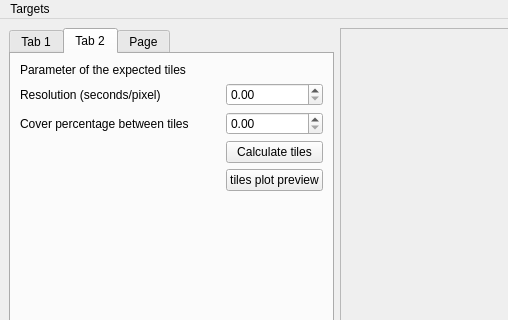
This is main.ui in prascle/VAT_class as Qt 5 draws it before an edit; both pictures show x 0 to 508 and y 0 to 320 of the 1202 by 795 pixel window. The edited form follows.
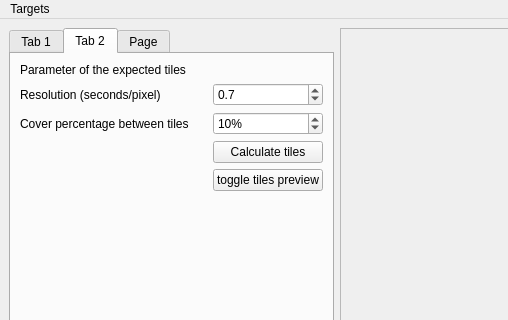
This is the edited form. The open tabs and pages were chosen to show the change.

Commit message: test plot with a file dialog

Patch:
```diff
--- a/main.ui
+++ b/main.ui
@@ -187,9 +187,6 @@
         </item>
         <item row="1" column="0">
          <layout class="QGridLayout" name="gridLayout_7">
-          <item row="1" column="1">
-           <widget class="QDoubleSpinBox" name="dsb_percentCoverage"/>
-          </item>
           <item row="2" column="1">
            <widget class="QPushButton" name="pb_calculateTiles">
             <property name="text">
@@ -198,7 +195,26 @@
            </widget>
           </item>
           <item row="0" column="1">
-           <widget class="QDoubleSpinBox" name="dsb_resolution"/>
+           <widget class="QDoubleSpinBox" name="dsb_resolution">
+            <property name="toolTip">
+             <string>resolution in second par pixel</string>
+            </property>
+            <property name="decimals">
+             <number>1</number>
+            </property>
+            <property name="minimum">
+             <double>0.500000000000000</double>
+            </property>
+            <property name="maximum">
+             <double>60.000000000000000</double>
+            </property>
+            <property name="singleStep">
+             <double>0.100000000000000</double>
+            </property>
+            <property name="value">
+             <double>0.700000000000000</double>
+            </property>
+           </widget>
           </item>
           <item row="2" column="0">
            <spacer name="horizontalSpacer_3">
@@ -243,7 +259,20 @@
           <item row="3" column="1">
            <widget class="QPushButton" name="pb_previewTiles">
             <property name="text">
-             <string>tiles plot preview</string>
+             <string>toggle tiles preview</string>
+            </property>
+           </widget>
+          </item>
+          <item row="1" column="1">
+           <widget class="QSpinBox" name="dsb_percentCoverage">
+            <property name="suffix">
+             <string>%</string>
+            </property>
+            <property name="minimum">
+             <number>1</number>
+            </property>
+            <property name="value">
+             <number>10</number>
             </property>
            </widget>
           </item>
```
Left out of the diff: 28 changed lines with no effect on the pictures. The commit also changes 2 other files.
